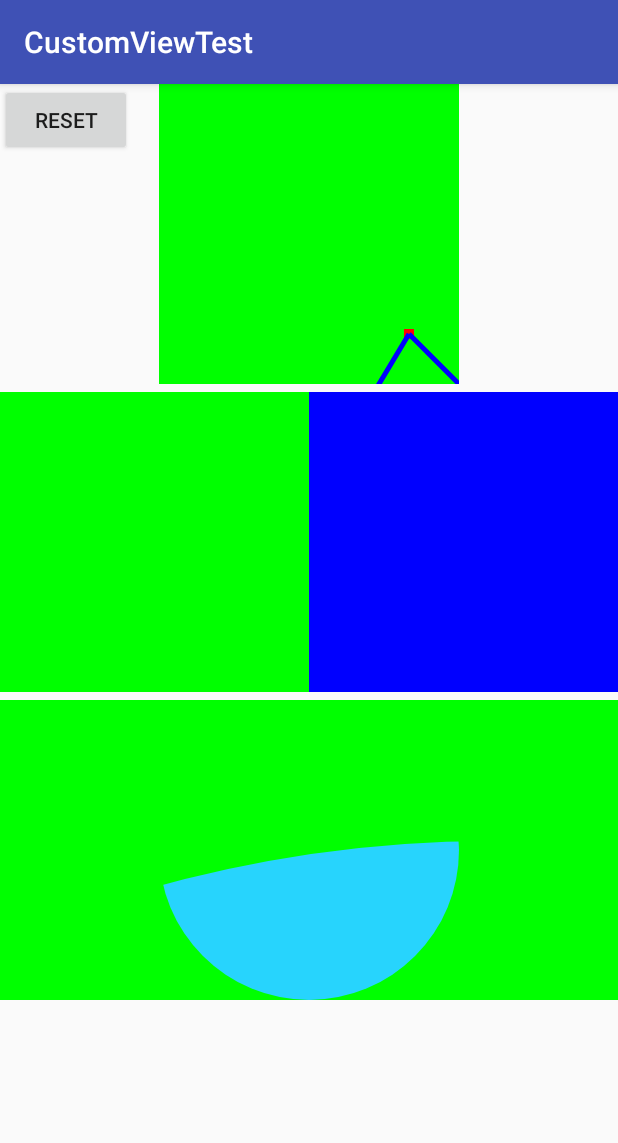
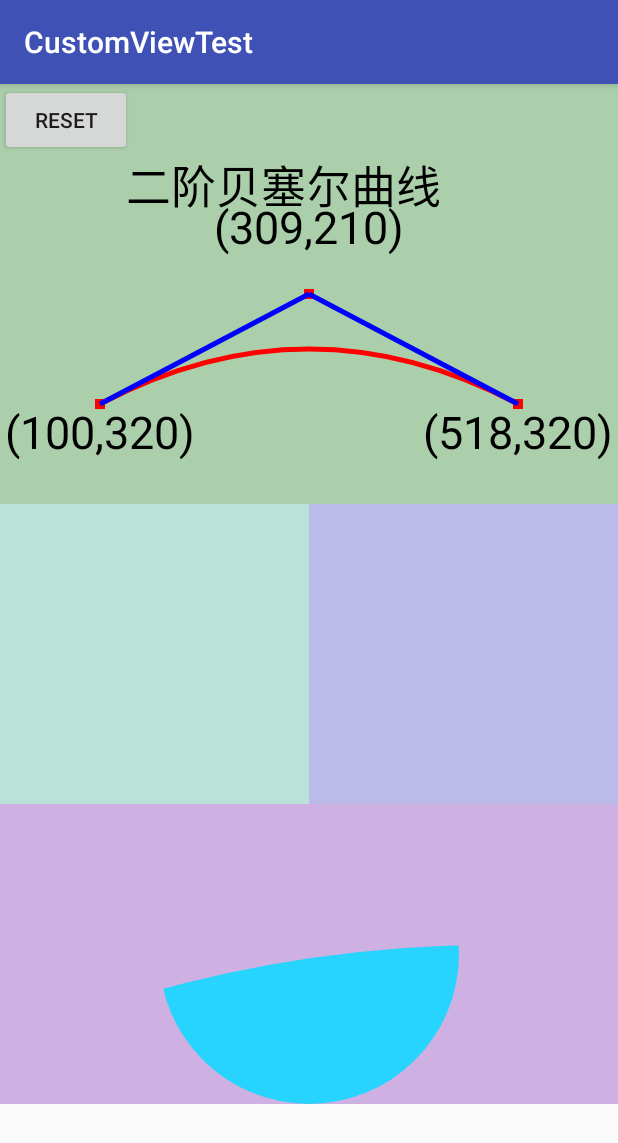
Before and after one commit to xiaweizi/CustomViewTest, an Android app: the BezierActivity screen opened directly, with no data from a screen before it, after a tap on "RESET", on a phone screen of 412 x 824 dp. Shown: the top 1143 px of the screen. Run offline under Robolectric (Android 15) with nearby library versions, the light colour scheme and no system bars.

Commit message:
[dev] 给二阶贝塞尔曲线添加坐标

```diff
--- a/app/src/main/java/com/example/xiaweizi/customviewtest/view/BezierView.java
+++ b/app/src/main/java/com/example/xiaweizi/customviewtest/view/BezierView.java
@@ -22,16 +22,19 @@ import android.view.View;
 public class BezierView extends View {
 
     private static final String TAG = "BezierView::";
-
+    private static final int TEXT_SIZE = 45;
     private Paint mPaint;
+    private Paint mTextPaint;
     private Path mPath;
-    private int controlX = 250;
-    private int controlY = 250;
+    private int controlX, controlY;
+    private int startX, startY, endX, endY;
 
     private void initPaint() {
         mPaint = new Paint(Paint.ANTI_ALIAS_FLAG);
         mPaint.setStyle(Paint.Style.STROKE);
         mPaint.setColor(Color.RED);
+        mTextPaint = new Paint(Paint.ANTI_ALIAS_FLAG);
+        mTextPaint.setTextSize(TEXT_SIZE);
     }
 
     public BezierView(Context context) {
@@ -54,22 +57,34 @@ public class BezierView extends View {
     }
 
     @Override
+    protected void onSizeChanged(int w, int h, int oldw, int oldh) {
+        startX = 100;
+        startY = h -100;
+        endX = w - 100;
+        endY = h - 100;
+        controlX = w / 2;
+        controlY = h / 2;
+        super.onSizeChanged(w, h, oldw, oldh);
+    }
+
+    @Override
     protected void onDraw(Canvas canvas) {
         super.onDraw(canvas);
-
-        int startX = 100, startY = 500;
-        int endX = 500, endY = 500;
 
         // 绘制起点位置
         mPaint.setColor(Color.RED);
         mPaint.setStrokeWidth(10);
+        mTextPaint.setTextAlign(Paint.Align.CENTER);
         canvas.drawPoint(startX, startY, mPaint);
+        canvas.drawText("("+startX+","+startY+")", startX, startY + TEXT_SIZE, mTextPaint);
         canvas.drawPoint(endX, endY, mPaint);
+        canvas.drawText("("+endX+","+endY+")", endX, endY + TEXT_SIZE, mTextPaint);
         canvas.drawPoint(controlX, controlY, mPaint);
+        canvas.drawText("("+controlX+","+controlY+")", controlX, controlY - 50 , mTextPaint);
 
         mPath.reset();
         mPath.moveTo(startX, startY);
-        // 绘制二阶贝塞尔取消
+        // 绘制二阶贝塞尔
         mPath.quadTo(controlX, controlY, endX, endY);
         mPaint.setStrokeWidth(5);
         canvas.drawPath(mPath, mPaint);
@@ -77,11 +92,15 @@ public class BezierView extends View {
         mPaint.setColor(Color.BLUE);
         canvas.drawLine(startX, startY, controlX, controlY, mPaint);
         canvas.drawLine(controlX, controlY, endX, endY, mPaint);
+
+        String desc = "二阶贝塞尔曲线";
+        float width = mTextPaint.measureText(desc);
+        canvas.drawText(desc, getWidth() - width - 20, 120, mTextPaint);
     }
 
     public void reset() {
-        controlX = 250;
-        controlY = 250;
+        controlX = getWidth() / 2;
+        controlY = getHeight() / 2;
         invalidate();
     }
 
--- a/app/src/main/java/com/example/xiaweizi/customviewtest/view/WaveView.java
+++ b/app/src/main/java/com/example/xiaweizi/customviewtest/view/WaveView.java
@@ -98,7 +98,7 @@ public class WaveView extends View {
         mPath.close();
 
         int layerId = canvas.saveLayer(0, 0, getWidth(), getHeight(), null, Canvas.ALL_SAVE_FLAG);
-        mPaint.setColor(Color.GREEN);
+        mPaint.setColor(Color.parseColor("#ceb1e2"));
         mPaint.setStyle(Paint.Style.FILL);
         canvas.drawCircle(getWidth() / 2, getHeight() / 2, getHeight() / 2, mPaint);
         mPaint.setXfermode(mXfermode);
--- a/app/src/main/res/layout/activity_bezier.xml
+++ b/app/src/main/res/layout/activity_bezier.xml
@@ -18,14 +18,13 @@
 
             <com.example.xiaweizi.customviewtest.view.BezierView
                 android:id="@+id/bezier_view"
-                android:layout_width="200dp"
-                android:layout_height="200dp"
-                android:background="#0f0" />
+                android:layout_width="match_parent"
+                android:layout_height="280dp"
+                android:background="#abceab" />
 
             <LinearLayout
                 android:layout_width="match_parent"
                 android:layout_height="200dp"
-                android:layout_marginTop="5dp"
                 android:orientation="horizontal">
 
                 <com.example.xiaweizi.customviewtest.view.NormalGestureTrackView
@@ -33,14 +32,14 @@
                     android:layout_width="0dp"
                     android:layout_height="match_parent"
                     android:layout_weight="1"
-                    android:background="#0f0" />
+                    android:background="#bbe2d8" />
 
                 <com.example.xiaweizi.customviewtest.view.BezierGestureTrackView
                     android:id="@+id/bezier_gesture_track"
                     android:layout_width="0dp"
                     android:layout_height="match_parent"
                     android:layout_weight="1"
-                    android:background="#00f" />
+                    android:background="#bbbbe9" />
 
             </LinearLayout>
 
@@ -48,8 +47,7 @@
                 android:id="@+id/wave_view"
                 android:layout_width="match_parent"
                 android:layout_height="200dp"
-                android:layout_marginTop="5dp"
-                android:background="#0f0" />
+                android:background="#ceb1e2" />
 
         </LinearLayout>
     </ScrollView>
```
